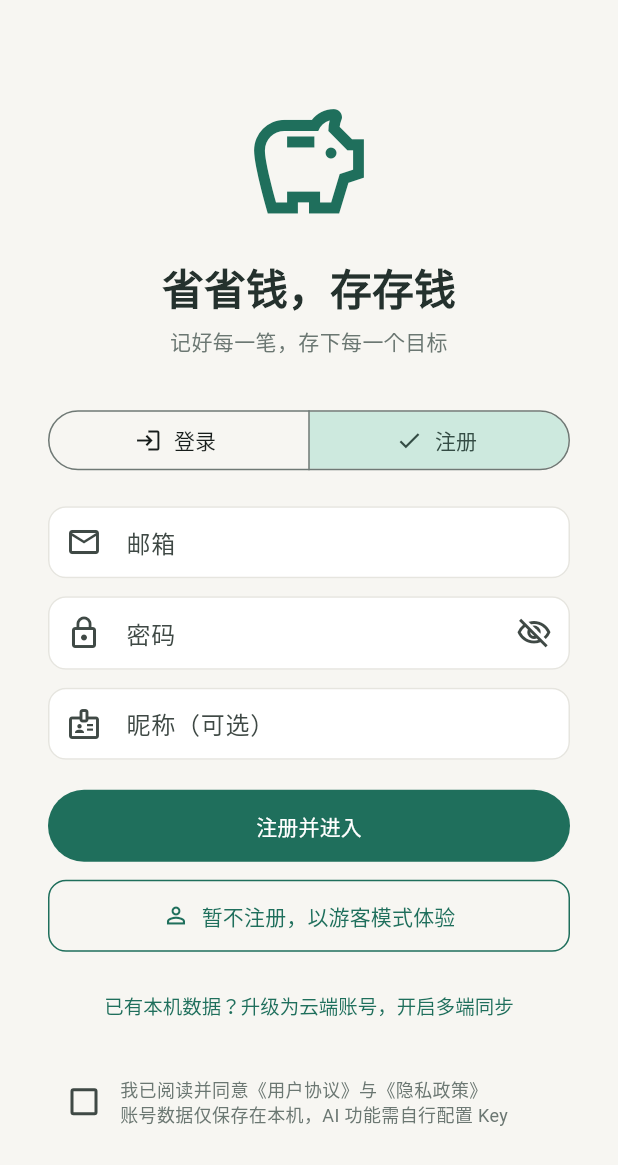
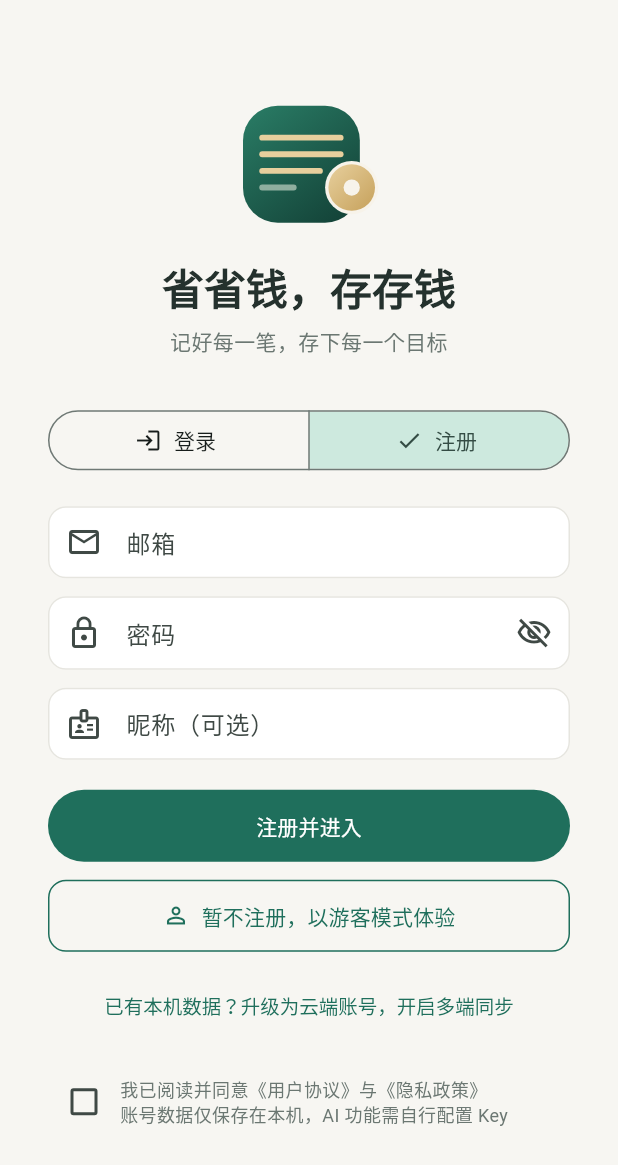
Before and after one commit to panjunjian-app/savesave-app, a Flutter app: the screen it shows after launch, after a tap on "注册", on a phone screen of 412 x 824 dp. Shown: the top 1165 px of the screen. Run offline on Flutter 3.47's test engine with Material 3 defaults, Android fonts, the phone set to English and light mode, and no system bars; our stand-ins replace connectivity_plus, decimal, dio, drift, drift_flutter, fl_chart and 8 more; accounts and stored records are empty; generated files the repository leaves out were written again; network calls fail; statements that could not run were skipped.

Commit message:
feat(brand): 全新品牌 logo（账本+金币）+ 网站/App 图标统一
- 新标记：墨绿账本卡片 + 三行金色账目 + 一行渐淡（省掉的一笔）+ 右下溢出卡片金币
- 新增 AppLogoMark 矢量组件（CustomPainter），用于侧栏品牌区与登录页
- 网站 favicon / PWA 图标（192/512/maskable）/ apple-touch-icon 全部替换
- Android 启动图标（5 档 mipmap）替换
- manifest.json 品牌信息修正（原为 Flutter 默认 savesave/#0175C2）
- v1.3.2+6

```diff
--- a/lib/features/auth/auth_page.dart
+++ b/lib/features/auth/auth_page.dart
@@ -10,6 +10,7 @@ import '../../core/theme.dart';
 import '../../domain/models/user.dart';
 import '../../domain/services/auth_service.dart';
 import '../../state/providers.dart';
+import '../common/app_logo.dart';
 import '../common/app_buttons.dart';
 
 enum _AuthMode { signIn, signUp }
@@ -189,11 +190,7 @@ class _AuthPageState extends ConsumerState<AuthPage> {
               mainAxisAlignment: MainAxisAlignment.center,
               crossAxisAlignment: CrossAxisAlignment.stretch,
               children: <Widget>[
-                const Icon(
-                  Icons.savings_outlined,
-                  size: 88,
-                  color: AppColors.primary,
-                ),
+                const Center(child: AppLogoMark(size: 88)),
                 const SizedBox(height: 20),
                 Text(
                   '省省钱，存存钱',
@@ -304,10 +301,9 @@ class _AuthPageState extends ConsumerState<AuthPage> {
             crossAxisAlignment: CrossAxisAlignment.start,
             mainAxisAlignment: MainAxisAlignment.center,
             children: <Widget>[
-              const Icon(
-                Icons.savings_outlined,
-                size: 64,
-                color: Colors.white,
+              const AppLogoMark(
+                size: 72,
+                surfaceColor: AppColors.primaryDark,
               ),
               const SizedBox(height: 24),
               const Text(
--- /dev/null
+++ b/lib/features/common/app_logo.dart
@@ -0,0 +1,139 @@
+import 'package:flutter/material.dart';
+
+/// 应用标记（矢量绘制，不依赖图片资源）。
+///
+/// 造型：墨绿账本卡片 + 三行金色账目 + 一行渐淡（省掉的一笔）+ 右下角溢出卡片
+/// 的金币（存下来的钱）。三元素对应「记账 / 省钱 / 存钱」。
+///
+/// 几何以 1024 坐标系绘制后等比缩放，任意尺寸都锐利。金币外围那圈留白用于
+/// 与卡片分离，颜色取 [surfaceColor]（默认页面底色），因此放在同色背景上时
+/// 无可见描边。
+class AppLogoMark extends StatelessWidget {
+  const AppLogoMark({
+    super.key,
+    this.size = 32,
+    this.surfaceColor = const Color(0xFFF7F3EA),
+    this.greenCard = true,
+  });
+
+  /// 视觉边长。
+  final double size;
+
+  /// 金币分离环的颜色，应与所在背景一致。
+  final Color surfaceColor;
+
+  /// true = 墨绿卡片 + 米色账目行（默认）；false = 米色卡片 + 墨绿账目行。
+  final bool greenCard;
+
+  @override
+  Widget build(BuildContext context) {
+    return SizedBox.square(
+      dimension: size,
+      child: CustomPaint(
+        painter: _LogoMarkPainter(
+          surfaceColor: surfaceColor,
+          greenCard: greenCard,
+        ),
+      ),
+    );
+  }
+}
+
+class _LogoMarkPainter extends CustomPainter {
+  const _LogoMarkPainter({required this.surfaceColor, required this.greenCard});
+
+  final Color surfaceColor;
+  final bool greenCard;
+
+  // 1024 坐标系下的真实几何（与 logo SVG 一致）
+  static const double _bboxLeft = 196;
+  static const double _bboxTop = 196;
+  static const double _bboxWidth = 714; // 196 → 910（含金币溢出）
+  static const double _bboxHeight = 632; // 196 → 828
+
+  static const Color _green = Color(0xFF1F6F5C);
+  static const Color _greenMid = Color(0xFF2A7D66);
+  static const Color _greenDark = Color(0xFF123F35);
+  static const Color _gold = Color(0xFFC6A15B);
+  static const Color _goldLight = Color(0xFFE7CF9D);
+  static const Color _cream = Color(0xFFF7F3EA);
+  static const Color _faded = Color(0xFF93B3A3);
+
+  @override
+  void paint(Canvas canvas, Size size) {
+    final scale = size.width / _bboxWidth;
+    final dx = (size.width - _bboxWidth * scale) / 2 - _bboxLeft * scale;
+    final dy = (size.height - _bboxHeight * scale) / 2 - _bboxTop * scale;
+
+    double x(double v) => dx + v * scale;
+    double y(double v) => dy + v * scale;
+
+    final cardColor = greenCard ? null : _cream;
+    final lineColor = greenCard ? const Color(0xFFE7CF9D) : _green;
+
+    // 卡片
+    final cardRect = RRect.fromLTRBR(
+      x(196),
+      y(196),
+      x(828),
+      y(828),
+      Radius.circular(188 * scale),
+    );
+    final cardPaint = Paint()..isAntiAlias = true;
+    if (cardColor != null) {
+      cardPaint.color = cardColor;
+    } else {
+      cardPaint.shader = const LinearGradient(
+        begin: Alignment.topLeft,
+        end: Alignment(0.7, 1.2),
+        colors: <Color>[_greenMid, _greenDark],
+      ).createShader(cardRect.outerRect);
+    }
+    canvas.drawRRect(cardRect, cardPaint);
+
+    // 账目行：三行实线 + 一行渐淡（省掉的那笔）
+    final rows = <(double, double, double, Color)>[
+      (368, 300, 724, lineColor),
+      (458, 300, 724, lineColor),
+      (548, 300, 612, lineColor),
+      (638, 300, 470, greenCard ? const Color(0xFF8FAE9F) : _faded),
+    ];
+    final strokeWidth = 32 * scale;
+    for (final row in rows) {
+      final paint = Paint()
+        ..color = row.$4
+        ..strokeWidth = strokeWidth
+        ..strokeCap = StrokeCap.round
+        ..isAntiAlias = true;
+      canvas.drawLine(Offset(x(row.$2), y(row.$1)), Offset(x(row.$3), y(row.$1)), paint);
+    }
+
+    // 金币：先画分离环（与背景同色），再金币本体，最后钱孔
+    final center = Offset(x(784), y(638));
+    final ringPaint = Paint()
+      ..color = surfaceColor
+      ..isAntiAlias = true;
+    canvas.drawCircle(center, 144 * scale, ringPaint);
+
+    final coinPaint = Paint()
+      ..shader = const LinearGradient(
+        begin: Alignment.topLeft,
+        end: Alignment.bottomRight,
+        colors: <Color>[_goldLight, _gold],
+      ).createShader(Rect.fromCircle(center: center, radius: 126 * scale))
+      ..isAntiAlias = true;
+    canvas.drawCircle(center, 126 * scale, coinPaint);
+
+    canvas.drawCircle(
+      center,
+      44 * scale,
+      Paint()
+        ..color = greenCard ? _cream : _cream
+        ..isAntiAlias = true,
+    );
+  }
+
+  @override
+  bool shouldRepaint(_LogoMarkPainter oldDelegate) =>
+      oldDelegate.surfaceColor != surfaceColor || oldDelegate.greenCard != greenCard;
+}
--- a/lib/features/common/side_nav.dart
+++ b/lib/features/common/side_nav.dart
@@ -1,6 +1,7 @@
 import 'package:flutter/material.dart';
 
 import '../../core/layout_tokens.dart';
+import 'app_logo.dart';
 import '../../core/theme.dart';
 // 导航项常量的唯一来源在 app_shell.dart（Shared Knowledge §7）。
 import 'app_shell.dart';
@@ -59,27 +60,15 @@ class _BrandBar extends StatelessWidget {
 
   @override
   Widget build(BuildContext context) {
-    return SizedBox(
+    return const SizedBox(
       height: AppLayout.brandBarHeight,
       child: Padding(
-        padding: const EdgeInsets.only(left: 20, right: 12),
+        padding: EdgeInsets.only(left: 20, right: 12),
         child: Row(
           children: <Widget>[
-            Container(
-              width: 32,
-              height: 32,
-              decoration: BoxDecoration(
-                color: AppColors.primary.withValues(alpha: 0.09),
-                borderRadius: BorderRadius.circular(10),
-              ),
-              child: const Icon(
-                Icons.savings_outlined,
-                size: 19,
-                color: AppColors.primary,
-              ),
-            ),
-            const SizedBox(width: 10),
-            const Expanded(
+            AppLogoMark(size: 32),
+            SizedBox(width: 10),
+            Expanded(
               child: Text(
                 '省省钱，存存钱',
                 maxLines: 1,
--- a/pubspec.yaml
+++ b/pubspec.yaml
@@ -1,7 +1,7 @@
 name: savesave
 description: "省省钱，存存钱 - 本地优先的记账与储蓄目标管理 App"
 publish_to: "none"
-version: 1.3.1+5
+version: 1.3.2+6
 
 environment:
   sdk: ">=3.13.0 <4.0.0"
```
Also changed, not shown: 13 other files.
